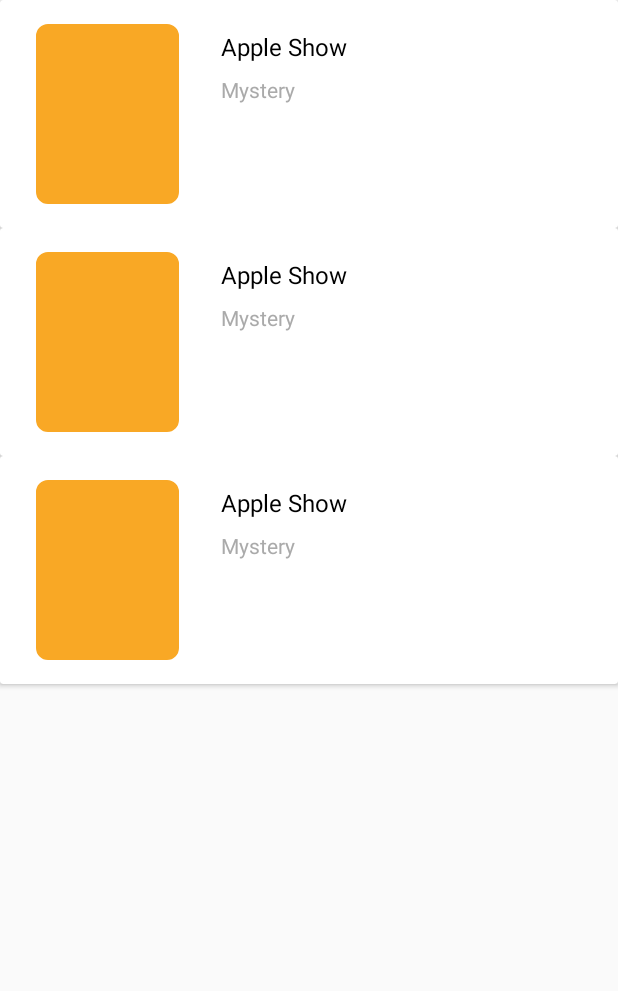
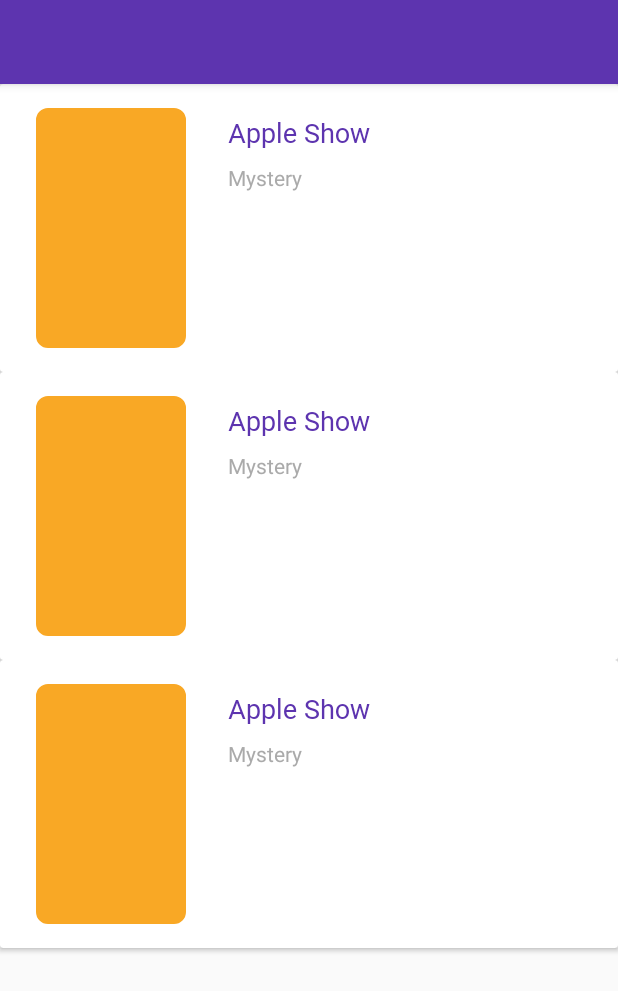
Before and after one commit to roningrum/WeSeeMovie, an Android app: the layout fragment_tvlist.xml on its own in the app's theme, with its tools: preview values and no code run, on a phone screen of 412 x 824 dp. Shown: the top 991 px of the screen. Run offline under Robolectric (Android 15) with nearby library versions, the phone set to English and light mode, and no system bars; Roboto replaces fonts that are not available here.

Commit message:
Update Project

```diff
--- /dev/null
+++ b/app/src/main/java/com/roningrum/weseemovie/ui/tv/TVShowViewModel.java
@@ -0,0 +1,4 @@
+package com.roningrum.weseemovie.ui.tv;
+
+public class TVShowViewModel {
+}
--- a/app/src/main/res/layout/fragment_tvlist.xml
+++ b/app/src/main/res/layout/fragment_tvlist.xml
@@ -1,34 +1,38 @@
 <?xml version="1.0" encoding="utf-8"?>
-<androidx.constraintlayout.widget.ConstraintLayout xmlns:android="http://schemas.android.com/apk/res/android"
+<androidx.coordinatorlayout.widget.CoordinatorLayout xmlns:android="http://schemas.android.com/apk/res/android"
     xmlns:tools="http://schemas.android.com/tools"
     android:layout_width="match_parent"
     android:layout_height="match_parent"
     xmlns:app="http://schemas.android.com/apk/res-auto"
     tools:context=".ui.tv.TVListFragment">
 
+    <com.google.android.material.appbar.AppBarLayout
+        android:layout_width="match_parent"
+        android:layout_height="wrap_content"
+        app:layout_constraintEnd_toEndOf="parent"
+        app:layout_constraintStart_toStartOf="parent"
+        app:layout_constraintTop_toTopOf="parent">
+
+        <androidx.appcompat.widget.Toolbar
+            android:id="@+id/toolbar"
+            android:layout_width="match_parent"
+            android:layout_height="?attr/actionBarSize"
+            app:layout_scrollFlags="scroll|enterAlways" />
+
+    </com.google.android.material.appbar.AppBarLayout>
+
     <ProgressBar
         style="?android:attr/progressBarStyle"
         android:layout_width="wrap_content"
         android:layout_height="wrap_content"
-        android:layout_marginStart="8dp"
-        android:layout_marginTop="8dp"
-        android:layout_marginEnd="8dp"
-        android:layout_marginBottom="8dp"
-        android:visibility="gone"
-        app:layout_constraintBottom_toBottomOf="parent"
-        app:layout_constraintEnd_toEndOf="parent"
-        app:layout_constraintStart_toStartOf="parent"
-        app:layout_constraintTop_toTopOf="@+id/rv_movie" />
+        android:layout_gravity="center"
+        android:visibility="gone" />
 
     <androidx.recyclerview.widget.RecyclerView
-        android:id="@+id/rv_movie"
-        android:layout_width="0dp"
-        android:layout_height="0dp"
-        app:layout_constraintBottom_toBottomOf="parent"
-        app:layout_constraintEnd_toEndOf="parent"
-        app:layout_constraintStart_toStartOf="parent"
-        app:layout_constraintTop_toTopOf="parent"
+        android:id="@+id/rv_tv_show"
+        android:layout_width="match_parent"
+        android:layout_height="match_parent"
+        app:layout_behavior="com.google.android.material.appbar.AppBarLayout$ScrollingViewBehavior"
         tools:listitem="@layout/item_card_tv_shows" />
 
-
-</androidx.constraintlayout.widget.ConstraintLayout>
+</androidx.coordinatorlayout.widget.CoordinatorLayout>
--- a/app/src/main/res/layout/item_card_movie.xml
+++ b/app/src/main/res/layout/item_card_movie.xml
@@ -13,8 +13,8 @@
 
         <com.roningrum.weseemovie.utils.MoviePosterView
             android:id="@+id/img_movie_item"
-            android:layout_width="120dp"
-            android:layout_height="180dp"
+            android:layout_width="100dp"
+            android:layout_height="160dp"
             android:layout_marginStart="24dp"
             android:layout_marginTop="@dimen/activity_horizontal_margin"
             android:layout_marginBottom="@dimen/activity_vertical_margin"
--- a/app/src/main/res/layout/item_card_tv_shows.xml
+++ b/app/src/main/res/layout/item_card_tv_shows.xml
@@ -13,8 +13,8 @@
 
         <com.roningrum.weseemovie.utils.MoviePosterView
             android:id="@+id/img_tv_shows_item"
-            android:layout_width="95dp"
-            android:layout_height="120dp"
+            android:layout_width="100dp"
+            android:layout_height="160dp"
             android:layout_marginStart="24dp"
             android:layout_marginTop="@dimen/activity_horizontal_margin"
             android:layout_marginBottom="@dimen/activity_vertical_margin"
@@ -33,8 +33,9 @@
             android:layout_marginTop="16dp"
             android:layout_marginEnd="@dimen/_24dp"
             android:padding="@dimen/_4dp"
-            android:textColor="@android:color/black"
-            android:textSize="16sp"
+            android:fontFamily="@font/open_sans_bold"
+            android:textColor="@color/colorPrimary"
+            android:textSize="18sp"
             app:layout_constraintEnd_toEndOf="parent"
             app:layout_constraintHorizontal_bias="1.0"
             app:layout_constraintStart_toEndOf="@id/img_tv_shows_item"
```
